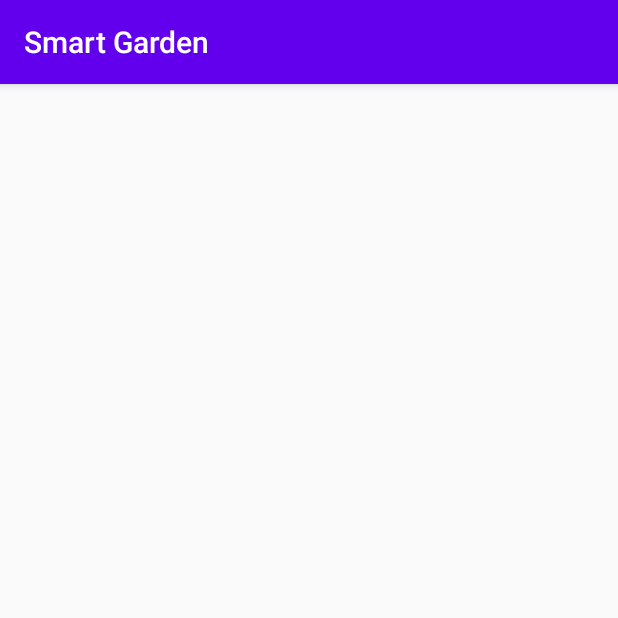
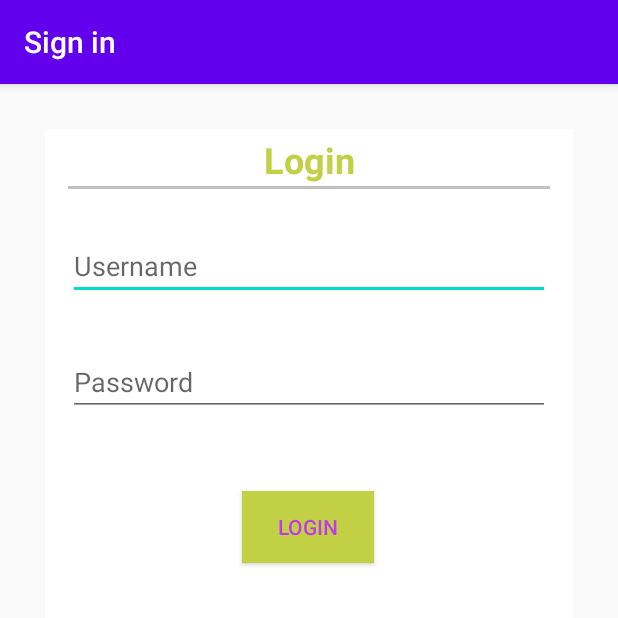
Before and after one commit to ZoroZero/Group9-Smart-garden-project, an Android app: the LoginActivity screen opened directly, with no data from a screen before it, on a phone screen of 412 x 824 dp, the top half of it. Run offline under Robolectric (Android 15) with nearby library versions, the phone set to English and light mode, and no system bars.

Commit message:
change login layout

```diff
--- a/Smart_garden_app/app/src/main/AndroidManifest.xml
+++ b/Smart_garden_app/app/src/main/AndroidManifest.xml
@@ -9,7 +9,8 @@
         android:roundIcon="@mipmap/ic_launcher_round"
         android:supportsRtl="true"
         android:theme="@style/AppTheme">
-        <activity android:name="Login_RegisterUser.LoginActivity"></activity>
+        <activity android:name="Login_RegisterUser.LoginActivity"
+            android:label="@string/title_activity_login_page"></activity>
         <activity android:name=".MainActivity">
             <intent-filter>
                 <action android:name="android.intent.action.MAIN" />
--- a/Smart_garden_app/app/src/main/res/layout/activity_login.xml
+++ b/Smart_garden_app/app/src/main/res/layout/activity_login.xml
@@ -6,4 +6,109 @@
     android:layout_height="match_parent"
     tools:context="Login_RegisterUser.LoginActivity">
 
+    <androidx.constraintlayout.widget.ConstraintLayout
+        android:layout_width="match_parent"
+        android:layout_height="match_parent"
+        android:layout_marginStart="30dp"
+        android:layout_marginLeft="30dp"
+        android:layout_marginTop="30dp"
+        android:layout_marginEnd="30dp"
+        android:layout_marginRight="30dp"
+        android:layout_marginBottom="60dp"
+        android:background="#FFFFFF"
+        app:layout_constraintBottom_toBottomOf="parent"
+        app:layout_constraintEnd_toEndOf="parent"
+        app:layout_constraintHorizontal_bias="0.968"
+        app:layout_constraintStart_toStartOf="parent"
+        app:layout_constraintTop_toTopOf="parent"
+        app:layout_constraintVertical_bias="0.781">
+
+        <ProgressBar
+            android:id="@+id/loading"
+            android:layout_width="wrap_content"
+            android:layout_height="wrap_content"
+            android:layout_gravity="center"
+            android:visibility="gone"
+            app:layout_constraintEnd_toEndOf="parent"
+            app:layout_constraintStart_toStartOf="parent"
+            app:layout_constraintTop_toBottomOf="@+id/loginPasswordEditText" />
+
+        <View
+            android:id="@+id/loginPage_line"
+            android:layout_width="match_parent"
+            android:layout_height="2dp"
+            android:layout_marginStart="15dp"
+            android:layout_marginLeft="15dp"
+            android:layout_marginTop="1dp"
+            android:layout_marginEnd="15dp"
+            android:layout_marginRight="15dp"
+            android:background="#c0c0c0"
+            app:layout_constraintEnd_toEndOf="parent"
+            app:layout_constraintHorizontal_bias="1.0"
+            app:layout_constraintStart_toStartOf="parent"
+            app:layout_constraintTop_toBottomOf="@+id/textView4" />
+
+        <EditText
+            android:id="@+id/loginUsernameEditText"
+            android:layout_width="0dp"
+            android:layout_height="wrap_content"
+
+            android:layout_marginStart="15dp"
+            android:layout_marginLeft="15dp"
+            android:layout_marginTop="32dp"
+            android:layout_marginEnd="15dp"
+            android:layout_marginRight="15dp"
+            android:hint="Username"
+            android:inputType="textEmailAddress"
+            android:selectAllOnFocus="true"
+            app:layout_constraintEnd_toEndOf="parent"
+            app:layout_constraintStart_toStartOf="parent"
+            app:layout_constraintTop_toBottomOf="@+id/textView4" />
+
+        <EditText
+            android:id="@+id/loginPasswordEditText"
+            android:layout_width="0dp"
+            android:layout_height="wrap_content"
+
+            android:layout_marginStart="15dp"
+            android:layout_marginLeft="15dp"
+            android:layout_marginTop="32dp"
+            android:layout_marginEnd="15dp"
+            android:layout_marginRight="15dp"
+            android:hint="@string/prompt_password"
+            android:imeActionLabel="@string/action_sign_in_short"
+            android:imeOptions="actionDone"
+            android:inputType="textPassword"
+            android:selectAllOnFocus="true"
+            app:layout_constraintEnd_toEndOf="parent"
+            app:layout_constraintHorizontal_bias="0.0"
+            app:layout_constraintStart_toStartOf="parent"
+            app:layout_constraintTop_toBottomOf="@+id/loginUsernameEditText" />
+
+        <Button
+            android:id="@+id/loginButton"
+            android:layout_width="wrap_content"
+            android:layout_height="wrap_content"
+            android:layout_marginTop="50dp"
+            android:background="#C1D045"
+            android:text="Login"
+            android:textColor="#C238EB"
+            app:layout_constraintEnd_toEndOf="parent"
+            app:layout_constraintHorizontal_bias="0.498"
+            app:layout_constraintStart_toStartOf="parent"
+            app:layout_constraintTop_toBottomOf="@+id/loginPasswordEditText" />
+
+        <TextView
+            android:id="@+id/textView4"
+            android:layout_width="wrap_content"
+            android:layout_height="wrap_content"
+            android:layout_marginTop="4dp"
+            android:text="Login"
+            android:textColor="#C1D045"
+            android:textSize="24sp"
+            android:textStyle="bold"
+            app:layout_constraintEnd_toEndOf="parent"
+            app:layout_constraintStart_toStartOf="parent"
+            app:layout_constraintTop_toTopOf="parent" />
+    </androidx.constraintlayout.widget.ConstraintLayout>
 </androidx.constraintlayout.widget.ConstraintLayout>
--- a/Smart_garden_app/app/src/main/res/values/strings.xml
+++ b/Smart_garden_app/app/src/main/res/values/strings.xml
@@ -1,3 +1,6 @@
 <resources>
     <string name="app_name">Smart Garden</string>
+    <string name="prompt_password">Password</string>
+    <string name="action_sign_in_short">Sign in</string>
+    <string name="title_activity_login_page">Sign in</string>
 </resources>
```
